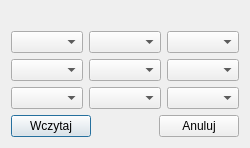
Old version of the form puzzle_graficznie/secondwindow.ui in the repository Lambada9992/puzzle_graficznie.
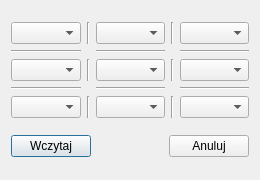
New version of the form.

The edit to the form file:
```diff
--- a/puzzle_graficznie/secondwindow.ui
+++ b/puzzle_graficznie/secondwindow.ui
@@ -6,75 +6,138 @@
    <rect>
     <x>0</x>
     <y>0</y>
-    <width>239</width>
-    <height>135</height>
+    <width>260</width>
+    <height>180</height>
    </rect>
   </property>
+  <property name="minimumSize">
+   <size>
+    <width>260</width>
+    <height>180</height>
+   </size>
+  </property>
+  <property name="maximumSize">
+   <size>
+    <width>260</width>
+    <height>180</height>
+   </size>
+  </property>
   <property name="windowTitle">
    <string>Wczytaj Plansze</string>
   </property>
   <layout class="QVBoxLayout" name="verticalLayout">
-   <item>
-    <widget class="QLabel" name="label">
-     <property name="text">
-      <string/>
-     </property>
-    </widget>
-   </item>
    <item>
     <layout class="QGridLayout" name="gridLayout">
-     <item row="3" column="0">
-      <spacer name="verticalSpacer_2">
-       <property name="orientation">
-        <enum>Qt::Vertical</enum>
-       </property>
-       <property name="sizeHint" stdset="0">
-        <size>
-         <width>20</width>
-         <height>40</height>
-        </size>
-       </property>
-      </spacer>
-     </item>
-     <item row="4" column="2">
-      <widget class="QComboBox" name="comboBox_9"/>
-     </item>
-     <item row="0" column="0">
-      <widget class="QComboBox" name="comboBox_1"/>
-     </item>
-     <item row="1" column="0">
-      <spacer name="verticalSpacer">
-       <property name="orientation">
-        <enum>Qt::Vertical</enum>
-       </property>
-       <property name="sizeHint" stdset="0">
-        <size>
-         <width>20</width>
-         <height>40</height>
-        </size>
-       </property>
-      </spacer>
-     </item>
      <item row="4" column="0">
       <widget class="QComboBox" name="comboBox_7"/>
      </item>
-     <item row="0" column="1">
-      <widget class="QComboBox" name="comboBox_2"/>
+     <item row="2" column="0">
+      <widget class="QComboBox" name="comboBox_4"/>
      </item>
-     <item row="0" column="2">
+     <item row="4" column="3">
+      <widget class="Line" name="line_8">
+       <property name="orientation">
+        <enum>Qt::Vertical</enum>
+       </property>
+      </widget>
+     </item>
+     <item row="2" column="1">
+      <widget class="Line" name="line_3">
+       <property name="orientation">
+        <enum>Qt::Vertical</enum>
+       </property>
+      </widget>
+     </item>
+     <item row="2" column="4">
+      <widget class="QComboBox" name="comboBox_6"/>
+     </item>
+     <item row="0" column="4">
       <widget class="QComboBox" name="comboBox_3"/>
      </item>
+     <item row="0" column="2">
+      <widget class="QComboBox" name="comboBox_2"/>
+     </item>
+     <item row="0" column="0">
+      <widget class="QComboBox" name="comboBox_1"/>
+     </item>
+     <item row="4" column="1">
+      <widget class="Line" name="line_9">
+       <property name="orientation">
+        <enum>Qt::Vertical</enum>
+       </property>
+      </widget>
+     </item>
+     <item row="4" column="4">
+      <widget class="QComboBox" name="comboBox_9"/>
+     </item>
+     <item row="1" column="4">
+      <widget class="Line" name="line_6">
+       <property name="orientation">
+        <enum>Qt::Horizontal</enum>
+       </property>
+      </widget>
+     </item>
      <item row="2" column="2">
-      <widget class="QComboBox" name="comboBox_6"/>
-     </item>
-     <item row="2" column="1">
       <widget class="QComboBox" name="comboBox_5"/>
      </item>
-     <item row="4" column="1">
+     <item row="1" column="2">
+      <widget class="Line" name="line_5">
+       <property name="orientation">
+        <enum>Qt::Horizontal</enum>
+       </property>
+      </widget>
+     </item>
+     <item row="4" column="2">
       <widget class="QComboBox" name="comboBox_8"/>
      </item>
-     <item row="2" column="0">
-      <widget class="QComboBox" name="comboBox_4"/>
+     <item row="3" column="0">
+      <widget class="Line" name="line_7">
+       <property name="orientation">
+        <enum>Qt::Horizontal</enum>
+       </property>
+      </widget>
+     </item>
+     <item row="1" column="0">
+      <widget class="Line" name="line">
+       <property name="orientation">
+        <enum>Qt::Horizontal</enum>
+       </property>
+      </widget>
+     </item>
+     <item row="2" column="3">
+      <widget class="Line" name="line_4">
+       <property name="orientation">
+        <enum>Qt::Vertical</enum>
+       </property>
+      </widget>
+     </item>
+     <item row="3" column="2">
+      <widget class="Line" name="line_2">
+       <property name="orientation">
+        <enum>Qt::Horizontal</enum>
+       </property>
+      </widget>
+     </item>
+     <item row="0" column="1">
+      <widget class="Line" name="line_10">
+       <property name="orientation">
+        <enum>Qt::Vertical</enum>
+       </property>
+      </widget>
+     </item>
+     <item row="0" column="3">
+      <widget class="Line" name="line_11">
+       <property name="orientation">
+        <enum>Qt::Vertical</enum>
+       </property>
+      </widget>
+     </item>
+     <item row="3" column="4">
+      <widget class="Line" name="line_12">
+       <property name="orientation">
+        <enum>Qt::Horizontal</enum>
+       </property>
+      </widget>
      </item>
     </layout>
    </item>
```
